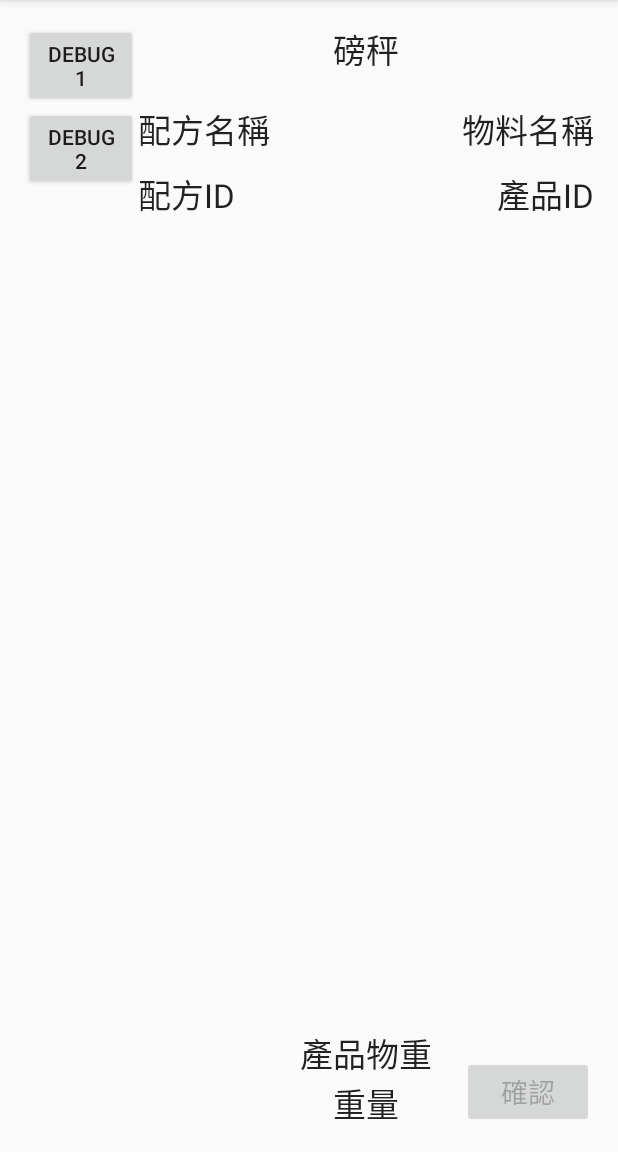
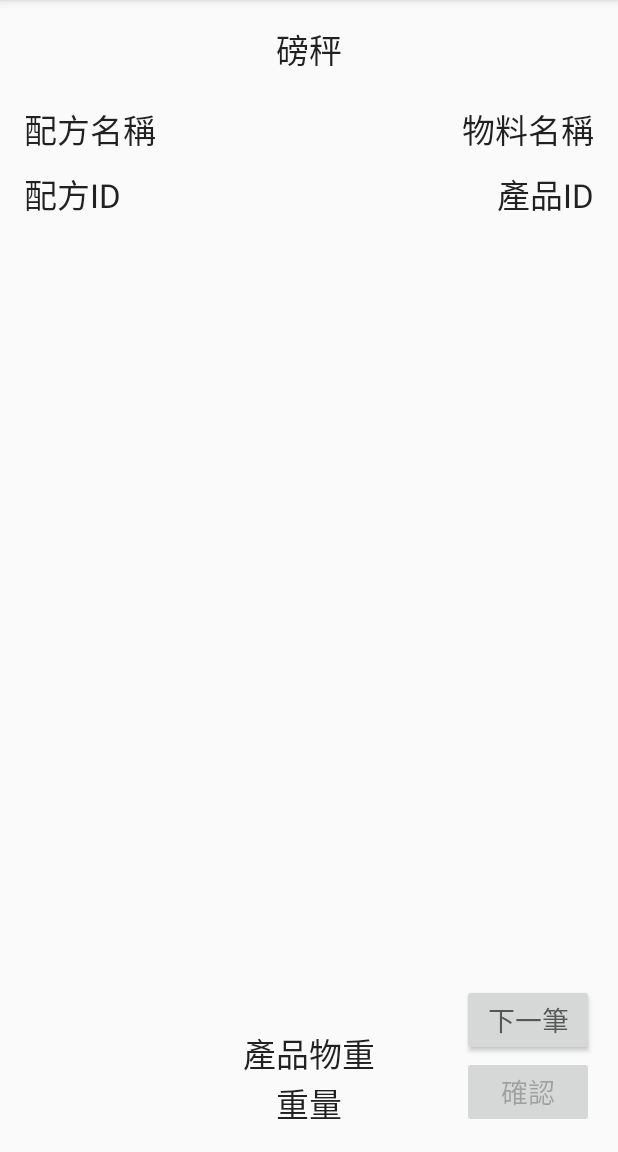
Before and after one commit to medionchou/Android-Test, an Android app: the screen it shows after launch (MainActivity), on a phone screen of 412 x 824 dp, the part 84-1236 px from its top. Run offline under Robolectric (Android 15) with nearby library versions, the phone set to English and light mode, and no system bars.

Commit message:
Add communication with PDA.

```diff
--- a/app/src/main/java/com/medion/project_icescream403/Recipe.java
+++ b/app/src/main/java/com/medion/project_icescream403/Recipe.java
@@ -29,6 +29,10 @@ public class Recipe {
         return ingredientName;
     }
 
+    public String getProductID() {
+        return productID;
+    }
+
     public String getProductName() {
         return productName;
     }
--- a/app/src/main/java/com/medion/project_icescream403/States.java
+++ b/app/src/main/java/com/medion/project_icescream403/States.java
@@ -17,5 +17,10 @@ public class States {
     public final static int PDA_CONNECTING = 0x0000006;
     public final static int PDA_CONNECTED = 0x0000007;
 
+    public final static int PDA_SCANNING = 0x00000008;
+    public final static int PDA_SCANNING_CORRECT = 0x00000009;
+    public final static int PDA_IDLING = 0x00000010;
+    public final static int PDA_NO_INPUT_DATA = 0x00000011;
+
 
 }
--- a/app/src/main/res/layout/activity_main.xml
+++ b/app/src/main/res/layout/activity_main.xml
@@ -9,26 +9,6 @@
     android:paddingTop="@dimen/activity_vertical_margin"
     tools:context=".MainActivity">
 
-
-    <LinearLayout
-        android:layout_width="0dp"
-        android:layout_height="match_parent"
-        android:layout_weight="0.5"
-        android:orientation="vertical">
-
-        <Button
-            android:layout_width="wrap_content"
-            android:layout_height="wrap_content"
-            android:onClick="debug1"
-            android:text="Debug1" />
-
-        <Button
-            android:layout_width="wrap_content"
-            android:layout_height="wrap_content"
-            android:onClick="debug2"
-            android:text="Debug2" />
-
-    </LinearLayout>
 
     <RelativeLayout
         android:layout_width="0dp"
@@ -110,6 +90,14 @@
             android:id="@+id/scale_weight_text_view"
             android:text="重量"/>
 
+        <Button
+            android:layout_width="wrap_content"
+            android:layout_height="wrap_content"
+            android:textAppearance="?android:textAppearanceMedium"
+            android:layout_alignParentRight="true"
+            android:layout_above="@+id/confirm"
+            android:text="下一筆"
+            android:id="@+id/nextBatch"/>
 
         <Button
             android:layout_width="wrap_content"
--- a/app/src/main/res/values/strings.xml
+++ b/app/src/main/res/values/strings.xml
@@ -1,6 +1,7 @@
 <?xml version="1.0" encoding="utf-8"?>
 
 <resources>
+
     <string name="app_name">配料看板</string>
 
     <string name="hello_world">hello world!</string>
@@ -14,6 +15,8 @@
     <string name="server_restart_message">與伺服器連線失敗\n系統將於 5 秒中後重新連線 !!</string>
 
     <string name="pda_connecting">等候PDA連線中</string>
+    <string name="pda_progress_status">等待PDA掃描</string>
 
     <string name="no_data">尚無配料資料</string>
+
 </resources>
```
Also changed, not shown: app/src/main/java/com/medion/project_icescream403/Client.java (+49 -14 lines), app/src/main/java/com/medion/project_icescream403/MainActivity.java (+93 -4 lines).
